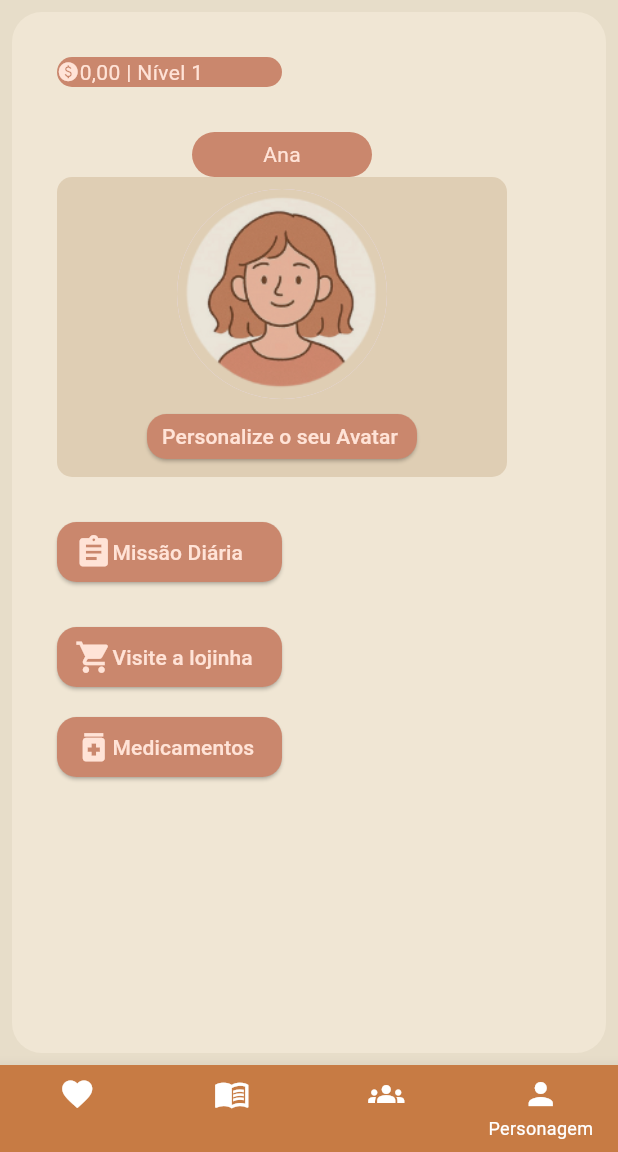
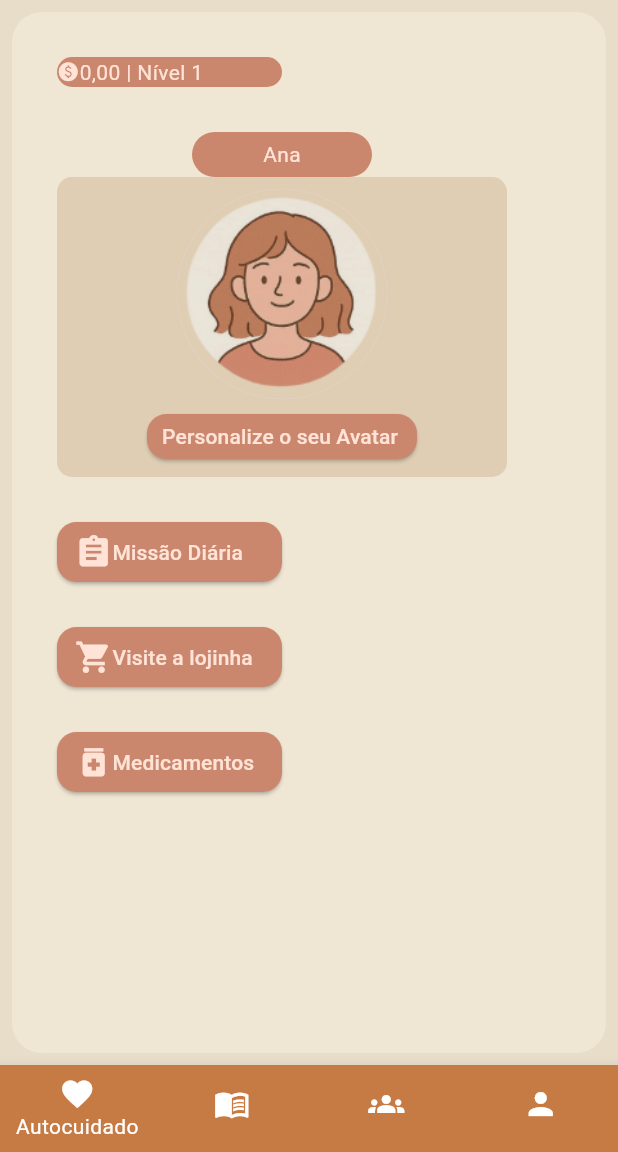
Before and after one commit to ujotinha/ProjetoPMovel, a Flutter app: the screen it shows after launch, on a phone screen of 412 x 824 dp, the part 84-1236 px from its top. Run offline on Flutter 3.47's test engine with Material 3 defaults, Android fonts, the phone set to English and light mode, and no system bars.

Commit message:
habitos ultima versao3

```diff
--- a/lib/pages/habitos.dart
+++ b/lib/pages/habitos.dart
@@ -56,9 +56,6 @@ class _HabitosState extends State<Habitos> {
         child: Column(
           crossAxisAlignment: CrossAxisAlignment.start,
           children: [
-          Column(
-          crossAxisAlignment: CrossAxisAlignment.start,
-          children: [
           Container(
             width: 150,
             height: 20,
@@ -69,8 +66,6 @@ class _HabitosState extends State<Habitos> {
                 Text("0,00 | Nível 1", style: TextStyle( color: Color (0xFFffe3d7))),
               ],
             ),
-            ),
-            ],
           ),
             SizedBox(
               height: 30,
@@ -174,7 +169,7 @@ class _HabitosState extends State<Habitos> {
               ),
             ),
             SizedBox(
-              height: 20,
+              height: 30,
             ),
             SizedBox(
               width: 150,
@@ -209,30 +204,30 @@ class _HabitosState extends State<Habitos> {
       onTap: (index) {
         setState(() {
           selectedIndex = index;
-          print(selectedIndex);
-        });
+        }
+        );
       },
       backgroundColor: Color (0xFFc77b44),
       unselectedItemColor: Color(0xFFffffff),
       selectedItemColor: Color(0xFFffffff),
-      showUnselectedLabels: true,
+      showUnselectedLabels: false,
       type: BottomNavigationBarType.fixed,
       items: [
         BottomNavigationBarItem(
           icon:Icon(Icons.favorite),
-          label: ' ',
+          label: 'Autocuidado',
         ),
         BottomNavigationBarItem(
             icon:Icon(Icons.menu_book),
-          label: ' '
+           label: 'Pesquisa'
         ),
         BottomNavigationBarItem(
           icon:Icon(Icons.groups),
-          label: ' '
+          label: 'Pacientes'
         ),
         BottomNavigationBarItem(
           icon:Icon(Icons.person),
-          label: ' Personagem '
+          label: 'Personagem'
         ),
       ],
     );
```
Lines whose indentation alone changed are shown as unchanged.
